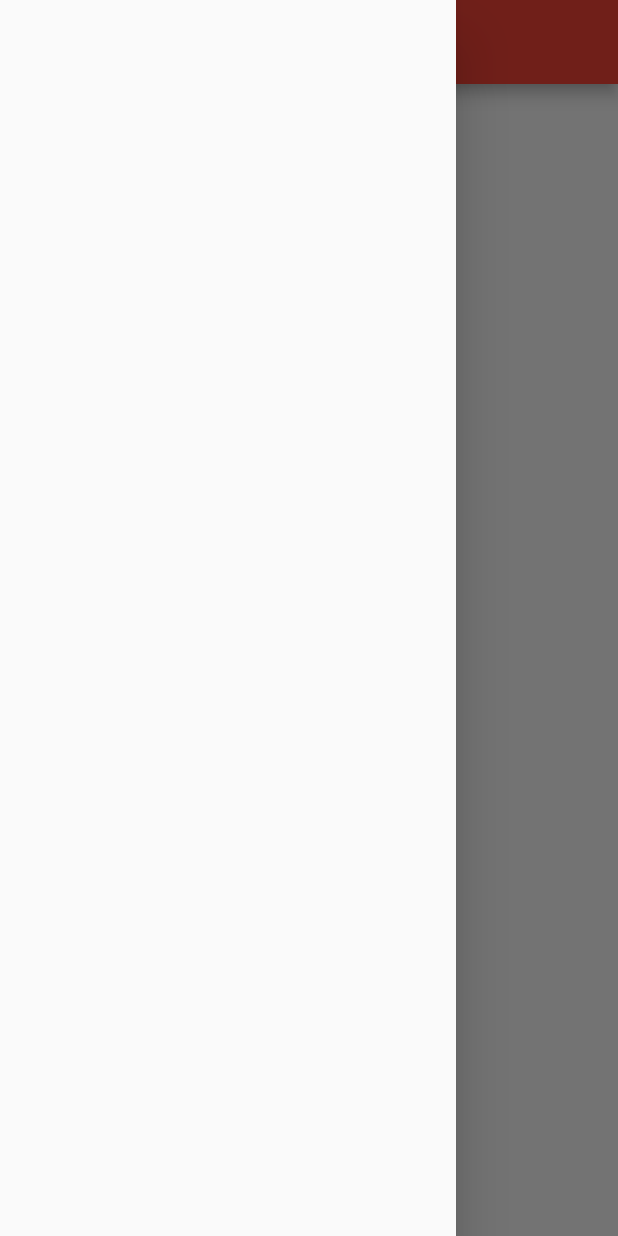
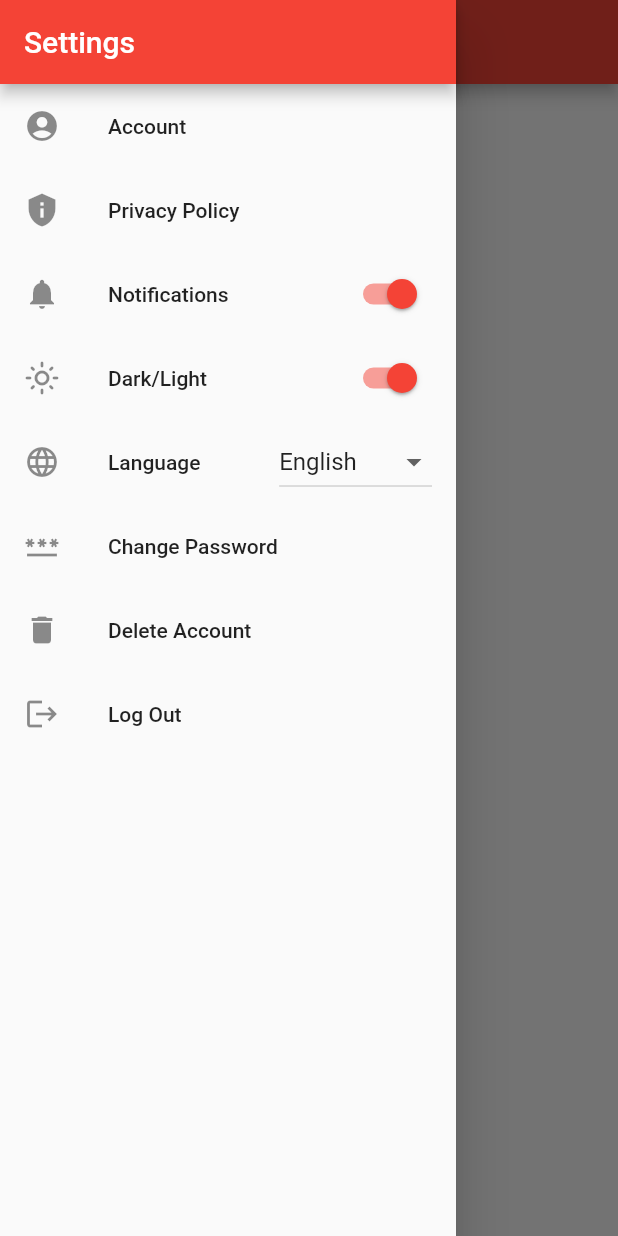
Before and after one commit to ashinps/trip_ease_project, a Flutter app: the Homepage screen opened directly, with the side drawer open, on a phone screen of 412 x 824 dp. Run offline on Flutter 3.47's test engine with Material 2 defaults, Android fonts, the light colour scheme and no system bars.

Commit message:
Initial commit

```diff
--- a/lib/Screens/Home/Homepage.dart
+++ b/lib/Screens/Home/homepage.dart
@@ -1,3 +1,4 @@
+import 'package:trip_ease_project/Screens/settings/setting.dart';
 import 'package:flutter/material.dart';
 class Homepage extends StatefulWidget {
   const Homepage({super.key});
@@ -13,7 +14,7 @@
       appBar: AppBar(
         title: const Text('Home'),),
 
-      drawer: const Drawer(),
+      drawer: const Drawer(child: Settings()),
 
       body: const Center(
         child: Text('Welcome!'),
--- a/lib/Screens/Login/login_page.dart
+++ b/lib/Screens/Login/login_page.dart
@@ -1,5 +1,5 @@
 import 'package:flutter/material.dart';
-import '/Screens/Home/Homepage.dart';
+import '/Screens/Home/homepage.dart';
 import '/Screens/forgotpassword/forgotpass.dart';
 import '/Screens/register/register_page.dart';
 
--- a/lib/Screens/Splash/splashscreen.dart
+++ b/lib/Screens/Splash/splashscreen.dart
@@ -14,7 +14,7 @@
   void initState(){
     super.initState();
     Timer(
-      const Duration(seconds: 2),(){
+      const Duration(seconds: 5),(){
       Navigator.pushReplacement(context,
       MaterialPageRoute(
       builder: (context) => const Loginpage(),
--- /dev/null
+++ b/lib/Screens/profile/profie.dart
@@ -0,0 +1,16 @@
+import 'package:flutter/material.dart';
+class ProfileSettings extends StatefulWidget {
+  const ProfileSettings({super.key});
+
+  @override
+  State<ProfileSettings> createState() => _ProfileSettingsState();
+}
+
+class _ProfileSettingsState extends State<ProfileSettings> {
+  @override
+  Widget build(BuildContext context) {
+    return Scaffold(
+      body: Text('profile'),
+    );
+  }
+}
--- a/lib/Screens/register/register_page.dart
+++ b/lib/Screens/register/register_page.dart
@@ -1,5 +1,5 @@
 import 'package:flutter/material.dart';
-import '/Screens/Home/Homepage.dart';
+import '/Screens/Home/homepage.dart';
 import '/Screens/Login/login_page.dart';
 
 class Regstrpage extends StatefulWidget {
--- /dev/null
+++ b/lib/Screens/settings/setting.dart
@@ -0,0 +1,87 @@
+import 'package:flutter/material.dart';
+import 'package:trip_ease_project/Screens/profile/profie.dart';
+class Settings extends StatefulWidget {
+  const Settings({super.key});
+
+  @override
+  State<Settings> createState() => _SettingsState();
+}
+
+class _SettingsState extends State<Settings> {
+  bool notifications = true;
+  bool darkLight = true;
+  String? language='english';
+  @override
+  Widget build(BuildContext context) {
+    return Scaffold(
+      appBar: AppBar(
+        title: const Text('Settings'),
+      ),
+      body: ListView(
+        children:  [
+
+
+           ListTile(
+            title: Text('Account'),leading: Icon(Icons.account_circle_sharp) ,
+            onTap: () {Navigator.pushReplacement(context,MaterialPageRoute(builder: (context) => ProfileSettings()),);
+          }),
+
+
+          const ListTile(
+            title: Text('Privacy Policy'),leading: Icon(Icons.privacy_tip) ,
+          ),
+
+
+          ListTile(
+            title: const Text('Notifications'),leading: const Icon(Icons.notifications) ,trailing: Switch(value: notifications, onChanged: (bool value){
+              setState(() {
+                notifications = !notifications;
+              });
+          }),
+          ),
+
+
+          ListTile(
+            title: const Text('Dark/Light'),leading: const Icon(Icons.light_mode_outlined) ,trailing: Switch(value: darkLight,onChanged: (bool value){
+              setState(() {
+                darkLight = !darkLight;
+              });
+          },),
+          ),
+
+
+           ListTile(
+            title: Text('Language'),leading: Icon(Icons.language) ,
+            trailing: DropdownButton(
+              value: language,
+              items:  [
+                DropdownMenuItem<String>(
+                child: Text('English'), value: 'english',),
+                DropdownMenuItem<String>(
+                  child: Text('Malayalam'), value: 'malayalam',)],
+              onChanged: (String? value) {
+                setState(() {
+                  language= value;
+                });
+            },),
+          ),
+
+
+          const ListTile(
+            title: Text('Change Password'),leading: Icon(Icons.password) ,
+          ),
+
+
+          const ListTile(
+            title: Text('Delete Account'),leading: Icon(Icons.delete) ,
+          ),
+
+
+          const ListTile(
+            title: Text('Log Out'),leading: Icon(Icons.logout) ,
+          ),
+        ],
+      ),
+    );
+  }
+}
```
Also changed, not shown: assets/images/img_1.jpg.
